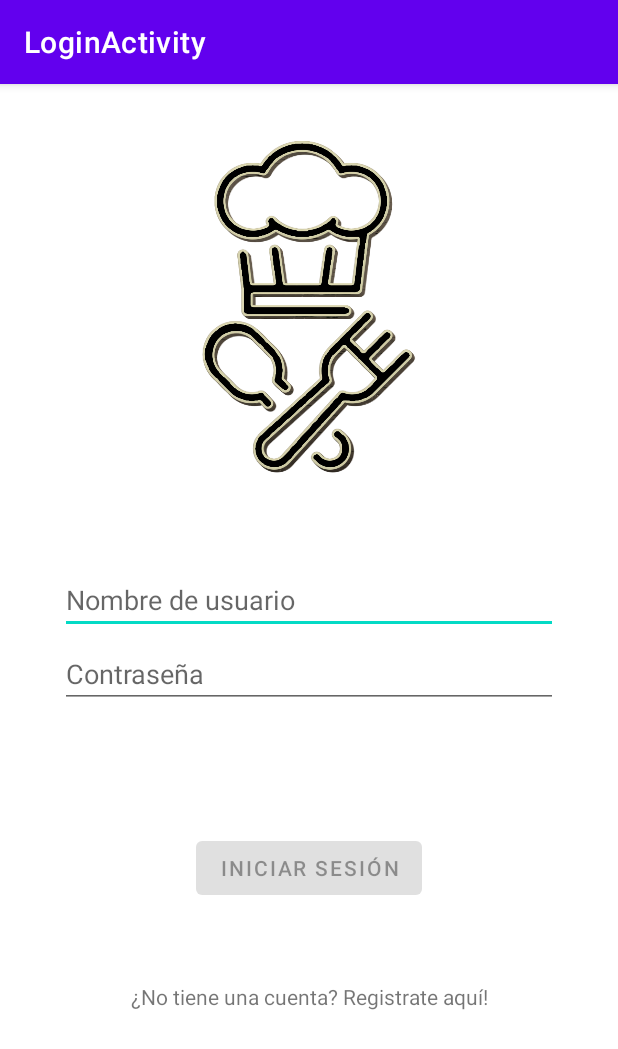
After one commit to NaiaraManeiro/AplicacionRecetas, an Android app: the LoginActivity screen opened directly, with no data from a screen before it, on a phone screen of 412 x 824 dp. The commit adds this screen. Shown: the top 1049 px of the screen. Run offline under Robolectric (Android 15) with nearby library versions, the phone set to English and light mode, and no system bars.

Commit message:
Bocetos del inicio de sesión hecho

```diff
--- a/app/build.gradle
+++ b/app/build.gradle
@@ -33,6 +33,9 @@
     implementation 'androidx.appcompat:appcompat:1.2.0'
     implementation 'com.google.android.material:material:1.3.0'
     implementation 'androidx.constraintlayout:constraintlayout:2.0.4'
+    implementation 'androidx.annotation:annotation:1.1.0'
+    implementation 'androidx.lifecycle:lifecycle-livedata-ktx:2.2.0'
+    implementation 'androidx.lifecycle:lifecycle-viewmodel-ktx:2.2.0'
     testImplementation 'junit:junit:4.+'
     androidTestImplementation 'androidx.test.ext:junit:1.1.2'
     androidTestImplementation 'androidx.test.espresso:espresso-core:3.3.0'
--- a/app/src/main/AndroidManifest.xml
+++ b/app/src/main/AndroidManifest.xml
@@ -9,7 +9,10 @@
         android:roundIcon="@mipmap/ic_launcher_round"
         android:supportsRtl="true"
         android:theme="@style/Theme.AplicacionRecetas">
-        <activity android:name=".InfoReceta"></activity>
+        <activity
+            android:name=".ui.login.LoginActivity"
+            android:label="@string/title_activity_login"></activity>
+        <activity android:name=".InfoReceta" />
         <activity android:name=".ListaRecetas" />
         <activity android:name=".MainActivity">
             <intent-filter>
--- /dev/null
+++ b/app/src/main/java/com/example/aplicacionrecetas/ui/login/LoginActivity.java
@@ -0,0 +1,131 @@
+package com.example.aplicacionrecetas.ui.login;
+
+import android.app.Activity;
+
+import androidx.lifecycle.Observer;
+import androidx.lifecycle.ViewModelProvider;
+
+import android.os.Bundle;
+
+import androidx.annotation.Nullable;
+import androidx.annotation.StringRes;
+import androidx.appcompat.app.AppCompatActivity;
+
+import android.text.Editable;
+import android.text.TextWatcher;
+import android.view.KeyEvent;
+import android.view.View;
+import android.view.inputmethod.EditorInfo;
+import android.widget.Button;
+import android.widget.EditText;
+import android.widget.ProgressBar;
+import android.widget.TextView;
+import android.widget.Toast;
+
+import com.example.aplicacionrecetas.R;
+import com.example.aplicacionrecetas.ui.login.LoginViewModel;
+import com.example.aplicacionrecetas.ui.login.LoginViewModelFactory;
+
+public class LoginActivity extends AppCompatActivity {
+
+    private LoginViewModel loginViewModel;
+
+    @Override
+    public void onCreate(Bundle savedInstanceState) {
+        super.onCreate(savedInstanceState);
+        setContentView(R.layout.activity_login);
+        loginViewModel = new ViewModelProvider(this, new LoginViewModelFactory())
+                .get(LoginViewModel.class);
+
+        final EditText usernameEditText = findViewById(R.id.username);
+        final EditText passwordEditText = findViewById(R.id.password);
+        final Button loginButton = findViewById(R.id.login);
+        final ProgressBar loadingProgressBar = findViewById(R.id.loading);
+
+        loginViewModel.getLoginFormState().observe(this, new Observer<LoginFormState>() {
+            @Override
+            public void onChanged(@Nullable LoginFormState loginFormState) {
+                if (loginFormState == null) {
+                    return;
+                }
+                loginButton.setEnabled(loginFormState.isDataValid());
+                if (loginFormState.getUsernameError() != null) {
+                    usernameEditText.setError(getString(loginFormState.getUsernameError()));
+                }
+                if (loginFormState.getPasswordError() != null) {
+                    passwordEditText.setError(getString(loginFormState.getPasswordError()));
+                }
+            }
+        });
+
+        loginViewModel.getLoginResult().observe(this, new Observer<LoginResult>() {
+            @Override
+            public void onChanged(@Nullable LoginResult loginResult) {
+                if (loginResult == null) {
+                    return;
+                }
+                loadingProgressBar.setVisibility(View.GONE);
+                if (loginResult.getError() != null) {
+                    showLoginFailed(loginResult.getError());
+                }
+                if (loginResult.getSuccess() != null) {
+                    updateUiWithUser(loginResult.getSuccess());
+                }
+                setResult(Activity.RESULT_OK);
+
+                //Complete and destroy login activity once successful
+                finish();
+            }
+        });
+
+        TextWatcher afterTextChangedListener = new TextWatcher() {
+            @Override
+            public void beforeTextChanged(CharSequence s, int start, int count, int after) {
+                // ignore
+            }
+
+            @Override
+            public void onTextChanged(CharSequence s, int start, int before, int count) {
+                // ignore
+            }
+
+            @Override
+            public void afterTextChanged(Editable s) {
+                loginViewModel.loginDataChanged(usernameEditText.getText().toString(),
+                        passwordEditText.getText().toString());
+            }
+        };
+        usernameEditText.addTextChangedListener(afterTextChangedListener);
+        passwordEditText.addTextChangedListener(afterTextChangedListener);
+        passwordEditText.setOnEditorActionListener(new TextView.OnEditorActionListener() {
+
+            @Override
+            public boolean onEditorAction(TextView v, int actionId, KeyEvent event) {
+                if (actionId == EditorInfo.IME_ACTION_DONE) {
+                    loginViewModel.login(usernameEditText.getText().toString(),
+                            passwordEditText.getText().toString());
+                }
+                return false;
+            }
+        });
+
+        loginButton.setOnClickListener(new View.OnClickListener() {
+            @Override
+            public void onClick(View v) {
+                loadingProgressBar.setVisibility(View.VISIBLE);
+                loginViewModel.login(usernameEditText.getText().toString(),
+                        passwordEditText.getText().toString());
+            }
+        });
+    }
+
+    private void updateUiWithUser(LoggedInUserView model) {
+        String welcome = getString(R.string.welcome) + model.getDisplayName();
+        // TODO : initiate successful logged in experience
+        Toast.makeText(getApplicationContext(), welcome, Toast.LENGTH_LONG).show();
+    }
+
+    private void showLoginFailed(@StringRes Integer errorString) {
+        Toast.makeText(getApplicationContext(), errorString, Toast.LENGTH_SHORT).show();
+    }
+}
--- /dev/null
+++ b/app/src/main/java/com/example/aplicacionrecetas/ui/login/LoginViewModel.java
@@ -0,0 +1,66 @@
+package com.example.aplicacionrecetas.ui.login;
+
+import androidx.lifecycle.LiveData;
+import androidx.lifecycle.MutableLiveData;
+import androidx.lifecycle.ViewModel;
+
+import android.util.Patterns;
+
+import com.example.aplicacionrecetas.data.LoginRepository;
+import com.example.aplicacionrecetas.data.Result;
+import com.example.aplicacionrecetas.data.model.LoggedInUser;
+import com.example.aplicacionrecetas.R;
+
+public class LoginViewModel extends ViewModel {
+
+    private MutableLiveData<LoginFormState> loginFormState = new MutableLiveData<>();
+    private MutableLiveData<LoginResult> loginResult = new MutableLiveData<>();
+    private LoginRepository loginRepository;
+
+    LoginViewModel(LoginRepository loginRepository) {
+        this.loginRepository = loginRepository;
+    }
+
+    LiveData<LoginFormState> getLoginFormState() {
+        return loginFormState;
+    }
+
+    LiveData<LoginResult> getLoginResult() {
+        return loginResult;
+    }
+
+    public void login(String username, String password) {
+        // can be launched in a separate asynchronous job
+        Result<LoggedInUser> result = loginRepository.login(username, password);
+
+        if (result instanceof Result.Success) {
+            LoggedInUser data = ((Result.Success<LoggedInUser>) result).getData();
+            loginResult.setValue(new LoginResult(new LoggedInUserView(data.getDisplayName())));
+        } else {
+            loginResult.setValue(new LoginResult(R.string.login_failed));
+        }
+    }
+
+    public void loginDataChanged(String username, String password) {
+        if (!isUserNameValid(username)) {
+            loginFormState.setValue(new LoginFormState(R.string.invalid_username, null));
+        } else if (!isPasswordValid(password)) {
+            loginFormState.setValue(new LoginFormState(null, R.string.invalid_password));
+        } else {
+            loginFormState.setValue(new LoginFormState(true));
+        }
+    }
+
+    // A placeholder username validation check
+    private boolean isUserNameValid(String username) {
+        if (username == null) {
+            return false;
+        }
+        return !username.trim().isEmpty();
+    }
+
+    // A placeholder password validation check
+    private boolean isPasswordValid(String password) {
+        return password != null && password.trim().length() > 8;
+    }
+}
--- /dev/null
+++ b/app/src/main/java/com/example/aplicacionrecetas/ui/login/LoginViewModelFactory.java
@@ -0,0 +1,26 @@
+package com.example.aplicacionrecetas.ui.login;
+
+import androidx.lifecycle.ViewModel;
+import androidx.lifecycle.ViewModelProvider;
+import androidx.annotation.NonNull;
+
+import com.example.aplicacionrecetas.data.LoginDataSource;
+import com.example.aplicacionrecetas.data.LoginRepository;
+
+/**
+ * ViewModel provider factory to instantiate LoginViewModel.
+ * Required given LoginViewModel has a non-empty constructor
+ */
+public class LoginViewModelFactory implements ViewModelProvider.Factory {
+
+    @NonNull
+    @Override
+    @SuppressWarnings("unchecked")
+    public <T extends ViewModel> T create(@NonNull Class<T> modelClass) {
+        if (modelClass.isAssignableFrom(LoginViewModel.class)) {
+            return (T) new LoginViewModel(LoginRepository.getInstance(new LoginDataSource()));
+        } else {
+            throw new IllegalArgumentException("Unknown ViewModel class");
+        }
+    }
+}
--- /dev/null
+++ b/app/src/main/res/layout/activity_login.xml
@@ -0,0 +1,96 @@
+<?xml version="1.0" encoding="utf-8"?>
+<androidx.constraintlayout.widget.ConstraintLayout xmlns:android="http://schemas.android.com/apk/res/android"
+    xmlns:app="http://schemas.android.com/apk/res-auto"
+    xmlns:tools="http://schemas.android.com/tools"
+    android:id="@+id/container"
+    android:layout_width="match_parent"
+    android:layout_height="match_parent"
+    android:paddingLeft="@dimen/activity_horizontal_margin"
+    android:paddingTop="@dimen/activity_vertical_margin"
+    android:paddingRight="@dimen/activity_horizontal_margin"
+    android:paddingBottom="@dimen/activity_vertical_margin"
+    tools:context=".ui.login.LoginActivity">
+
+    <EditText
+        android:id="@+id/username"
+        android:layout_width="0dp"
+        android:layout_height="wrap_content"
+        android:layout_marginStart="24dp"
+        android:layout_marginTop="40dp"
+        android:layout_marginEnd="24dp"
+        android:hint="@string/prompt_email"
+        android:inputType="textEmailAddress"
+        android:selectAllOnFocus="true"
+        app:layout_constraintEnd_toEndOf="parent"
+        app:layout_constraintStart_toStartOf="parent"
+        app:layout_constraintTop_toBottomOf="@+id/imageView3" />
+
+    <TextView
+        android:id="@+id/linkRegistro"
+        android:layout_width="wrap_content"
+        android:layout_height="wrap_content"
+        android:layout_marginTop="52dp"
+        android:text="¿No tiene una cuenta? Registrate aquí!"
+        app:layout_constraintEnd_toEndOf="parent"
+        app:layout_constraintStart_toStartOf="parent"
+        app:layout_constraintTop_toBottomOf="@+id/login" />
+
+    <Button
+        android:id="@+id/login"
+        android:layout_width="wrap_content"
+        android:layout_height="wrap_content"
+        android:layout_gravity="start"
+        android:layout_marginStart="48dp"
+        android:layout_marginTop="16dp"
+        android:layout_marginEnd="48dp"
+        android:layout_marginBottom="64dp"
+        android:enabled="false"
+        android:text="@string/action_sign_in"
+        app:layout_constraintBottom_toBottomOf="parent"
+        app:layout_constraintEnd_toEndOf="parent"
+        app:layout_constraintStart_toStartOf="parent"
+        app:layout_constraintTop_toBottomOf="@+id/password"
+        app:layout_constraintVertical_bias="0.321" />
+
+    <EditText
+        android:id="@+id/password"
+        android:layout_width="0dp"
+        android:layout_height="wrap_content"
+        android:layout_marginStart="24dp"
+        android:layout_marginTop="4dp"
+        android:layout_marginEnd="24dp"
+        android:hint="@string/prompt_password"
+        android:imeActionLabel="@string/action_sign_in_short"
+        android:imeOptions="actionDone"
+        android:inputType="textPassword"
+        android:selectAllOnFocus="true"
+        app:layout_constraintEnd_toEndOf="parent"
+        app:layout_constraintStart_toStartOf="parent"
+        app:layout_constraintTop_toBottomOf="@+id/username" />
+
+    <ProgressBar
+        android:id="@+id/loading"
+        android:layout_width="wrap_content"
+        android:layout_height="wrap_content"
+        android:layout_gravity="center"
+        android:layout_marginStart="32dp"
+        android:layout_marginTop="64dp"
+        android:layout_marginEnd="32dp"
+        android:layout_marginBottom="64dp"
+        android:visibility="gone"
+        app:layout_constraintBottom_toBottomOf="parent"
+        app:layout_constraintEnd_toEndOf="@+id/password"
+        app:layout_constraintStart_toStartOf="@+id/password"
+        app:layout_constraintTop_toTopOf="parent"
+        app:layout_constraintVertical_bias="0.3" />
+
+    <ImageView
+        android:id="@+id/imageView3"
+        android:layout_width="204dp"
+        android:layout_height="265dp"
+        app:layout_constraintEnd_toEndOf="parent"
+        app:layout_constraintStart_toStartOf="parent"
+        app:layout_constraintTop_toTopOf="parent"
+        app:srcCompat="@drawable/inicioicono" />
+
+</androidx.constraintlayout.widget.ConstraintLayout>
--- a/app/src/main/res/layout/activity_main.xml
+++ b/app/src/main/res/layout/activity_main.xml
@@ -31,6 +31,8 @@
         android:layout_width="wrap_content"
         android:layout_height="wrap_content"
         android:layout_marginTop="116dp"
+        android:layout_marginEnd="40dp"
+        android:layout_marginRight="40dp"
         app:layout_constraintEnd_toEndOf="parent"
         app:layout_constraintHorizontal_bias="0.603"
         app:layout_constraintStart_toEndOf="@+id/botonIniciarAdd"
--- /dev/null
+++ b/app/src/main/res/values/dimens.xml
@@ -0,0 +1,5 @@
+<resources>
+    <!-- Default screen margins, per the Android Design guidelines. -->
+    <dimen name="activity_horizontal_margin">16dp</dimen>
+    <dimen name="activity_vertical_margin">16dp</dimen>
+</resources>
--- a/app/src/main/res/values/strings.xml
+++ b/app/src/main/res/values/strings.xml
@@ -1,3 +1,12 @@
 <resources>
     <string name="app_name">AplicacionRecetas</string>
+    <string name="title_activity_login">LoginActivity</string>
+    <string name="prompt_email">Nombre de usuario</string>
+    <string name="prompt_password">Contraseña</string>
+    <string name="action_sign_in">Iniciar sesión</string>
+    <string name="action_sign_in_short">Iniciar sesión</string>
+    <string name="welcome">"Bienvenido/a!"</string>
+    <string name="invalid_username">Nombre de usuario no válido.</string>
+    <string name="invalid_password">La contraseña debe tener >8 caracteres.</string>
+    <string name="login_failed">"Inicio de sesión fallido."</string>
 </resources>
```
Also changed, not shown: app/src/main/java/com/example/aplicacionrecetas/MainActivity.java (+29 -1 lines), app/src/main/java/com/example/aplicacionrecetas/data/LoginDataSource.java (added, +29 -0 lines), app/src/main/java/com/example/aplicacionrecetas/data/LoginRepository.java (added, +54 -0 lines), app/src/main/java/com/example/aplicacionrecetas/data/Result.java (added, +48 -0 lines), app/src/main/java/com/example/aplicacionrecetas/data/model/LoggedInUser.java (added, +23 -0 lines), app/src/main/java/com/example/aplicacionrecetas/ui/login/LoggedInUserView.java (added, +17 -0 lines), app/src/main/java/com/example/aplicacionrecetas/ui/login/LoginFormState.java (added, +40 -0 lines), app/src/main/java/com/example/aplicacionrecetas/ui/login/LoginResult.java (added, +31 -0 lines), app/src/main/res/drawable-v24/inicioicono.png (added).
